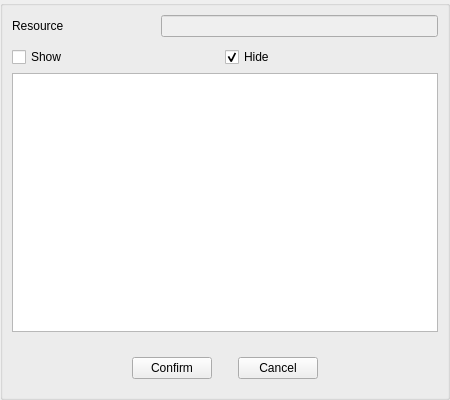
The window that src/Editor/Script/IconSnippetOverlay.ui (RemotelyChaotic/JOIPEngine) describes before a commit, drawn with Qt 5.
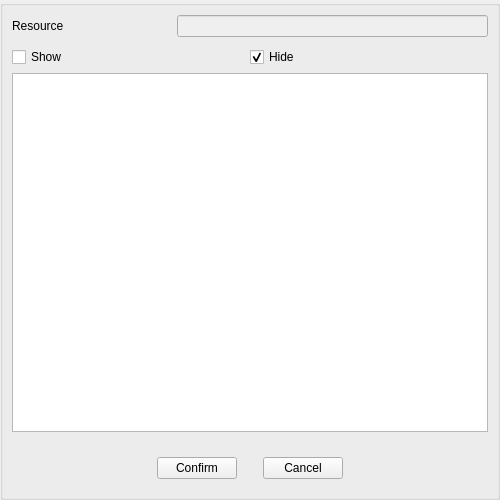
The same window after the commit. Custom widgets are drawn as their Qt base class.

The edit to the form file:
```diff
--- a/src/Editor/Script/IconSnippetOverlay.ui
+++ b/src/Editor/Script/IconSnippetOverlay.ui
@@ -6,8 +6,8 @@
    <rect>
     <x>0</x>
     <y>0</y>
-    <width>450</width>
-    <height>400</height>
+    <width>500</width>
+    <height>500</height>
    </rect>
   </property>
   <property name="windowTitle">
```
